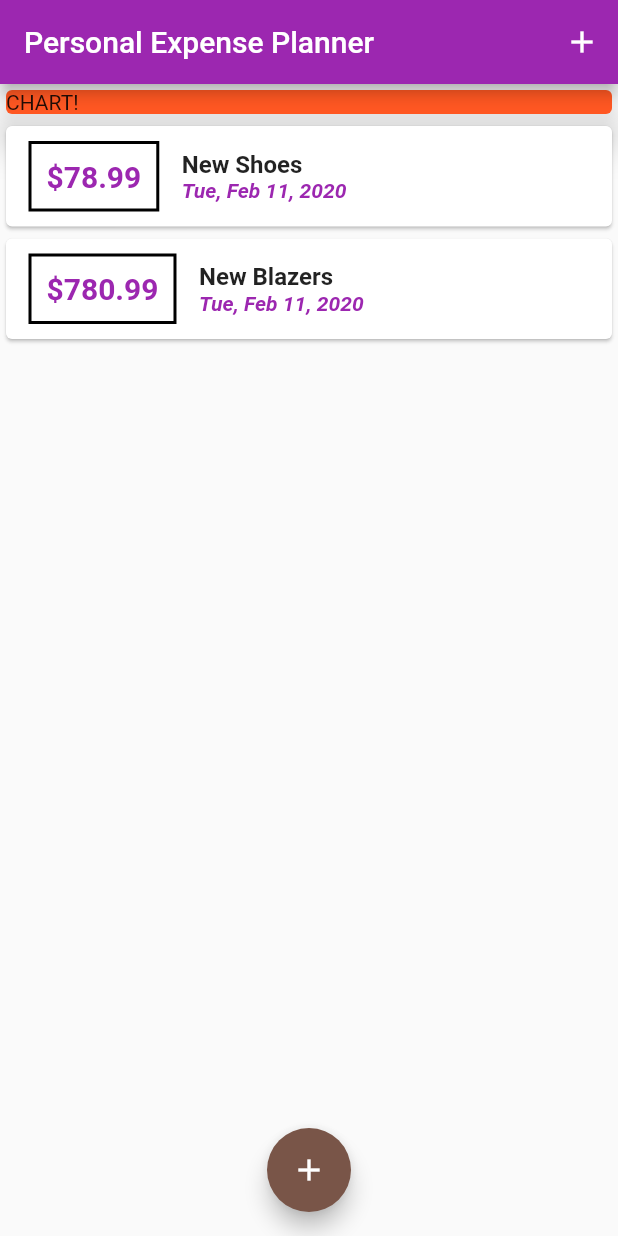
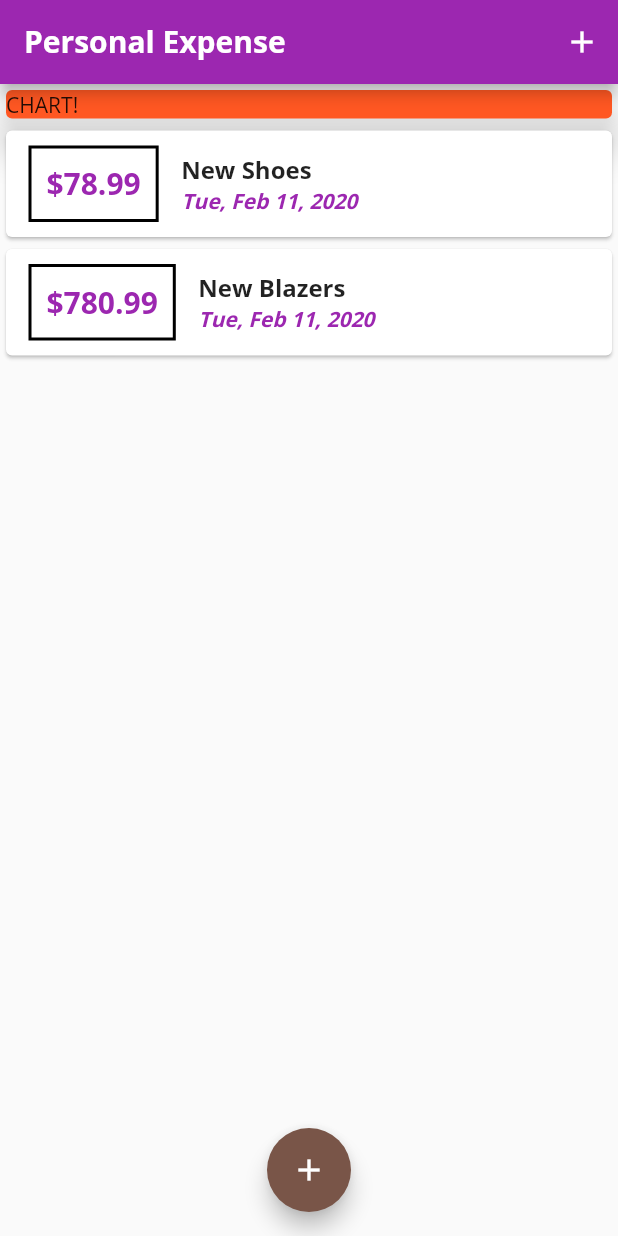
Before and after one commit to collinsceleb/expense_planner, a Flutter app: the screen it shows after launch, on a phone screen of 412 x 824 dp. Run offline on Flutter 3.47's test engine with Material 2 defaults, Android fonts, the phone set to English and light mode, and no system bars.

Commit message:
An Expense Planner App

```diff
--- a/lib/main.dart
+++ b/lib/main.dart
@@ -10,11 +10,20 @@ class ExpensePlanner extends StatelessWidget {
   @override
   Widget build(BuildContext context) {
     return MaterialApp(
-      title: 'Personal Expense Planner',
+      title: 'Personal Expense',
       theme: ThemeData(
-        primarySwatch: Colors.purple,
-        accentColor: Colors.brown,
-      ),
+          primarySwatch: Colors.purple,
+          accentColor: Colors.brown,
+          fontFamily: 'OpenSans',
+          appBarTheme:
+              AppBarTheme(
+                  textTheme: ThemeData.light().textTheme.copyWith(
+                    title: TextStyle(
+                      fontFamily: 'OpenSans',
+                      fontSize: 20,
+                      fontWeight: FontWeight.bold,
+                    ),
+                  ))),
       home: MyHomePage(),
     );
   }
@@ -69,7 +78,7 @@ class _MyHomePageState extends State<MyHomePage> {
   Widget build(BuildContext context) {
     return Scaffold(
       appBar: AppBar(
-        title: Text('Personal Expense Planner'),
+        title: Text('Personal Expense'),
         actions: <Widget>[
           IconButton(
               icon: Icon(Icons.add),
```
Also changed, not shown: pubspec.yaml (+13 -6 lines), fonts/OpenSans-Bold.ttf (added), fonts/OpenSans-Regular.ttf (added), fonts/Quicksand-Bold.ttf (added), fonts/Quicksand-Light.ttf (added), fonts/Quicksand-Medium.ttf (added), fonts/Quicksand-Regular.ttf (added).
